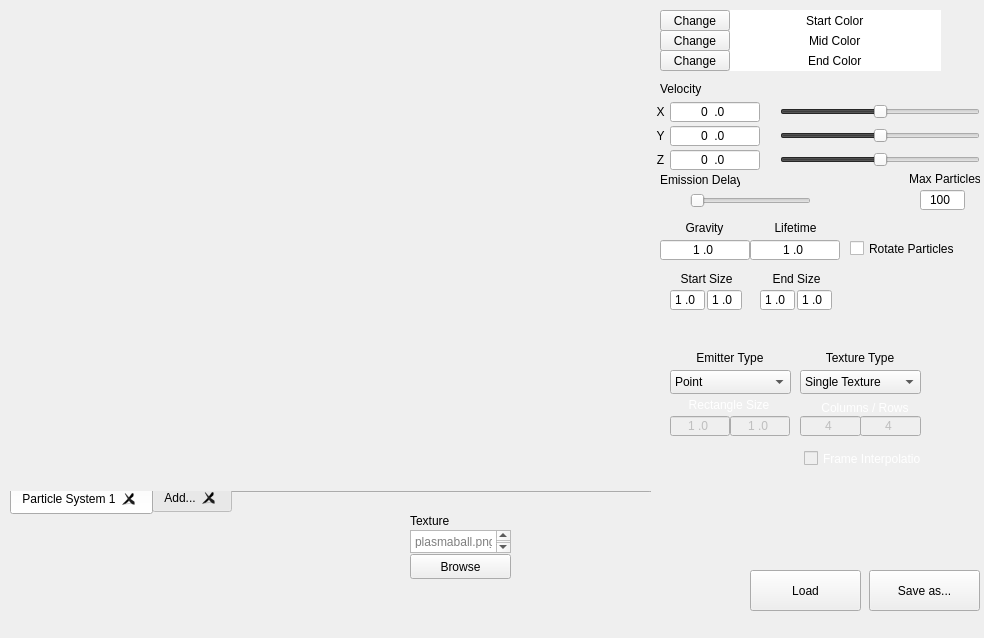
This is TA_ParticleEditor/TA_ParticleEditor/particleeditor.ui in Stureplan/TA_ParticleEditor as Qt 5 draws it before an edit. The edited form follows.
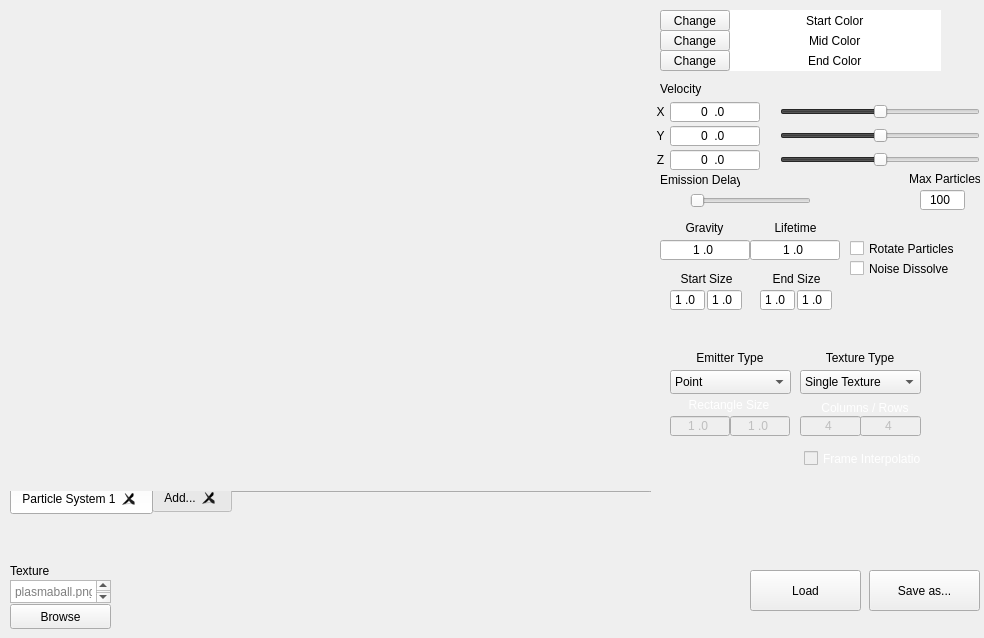
This is the edited form. Custom widgets are drawn as their Qt base class.

Commit message: Dissolve introduced in UI.

What changed in the file:
```diff
--- a/TA_ParticleEditor/TA_ParticleEditor/particleeditor.ui
+++ b/TA_ParticleEditor/TA_ParticleEditor/particleeditor.ui
@@ -76,8 +76,8 @@
    <widget class="QPushButton" name="browsepath">
     <property name="geometry">
      <rect>
-      <x>410</x>
-      <y>554</y>
+      <x>10</x>
+      <y>604</y>
       <width>101</width>
       <height>25</height>
      </rect>
@@ -153,8 +153,8 @@
    <widget class="QTextBrowser" name="textBrowser">
     <property name="geometry">
      <rect>
-      <x>410</x>
-      <y>530</y>
+      <x>10</x>
+      <y>580</y>
       <width>101</width>
       <height>23</height>
      </rect>
@@ -198,8 +198,8 @@
    <widget class="QLabel" name="label_Texture">
     <property name="geometry">
      <rect>
-      <x>410</x>
-      <y>513</y>
+      <x>10</x>
+      <y>563</y>
       <width>91</width>
       <height>16</height>
      </rect>
@@ -835,8 +835,8 @@
    <widget class="QLabel" name="textureView">
     <property name="geometry">
      <rect>
-      <x>520</x>
-      <y>530</y>
+      <x>120</x>
+      <y>580</y>
       <width>50</width>
       <height>50</height>
      </rect>
@@ -1136,6 +1136,19 @@
      <string>Rotate Particles</string>
     </property>
    </widget>
+   <widget class="QCheckBox" name="noiseDissolve">
+    <property name="geometry">
+     <rect>
+      <x>850</x>
+      <y>260</y>
+      <width>111</width>
+      <height>17</height>
+     </rect>
+    </property>
+    <property name="text">
+     <string>Noise Dissolve</string>
+    </property>
+   </widget>
   </widget>
  </widget>
  <layoutdefault spacing="6" margin="11"/>
```
Left out of the diff: 23 changed lines with no effect on the pictures. The commit also changes 8 other files.
